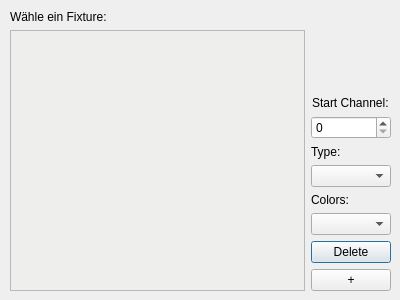
Before: the Qt Designer form src/ui/fixturechoosingdialog.ui in Lenium37/SigLight, drawn with Qt 5.
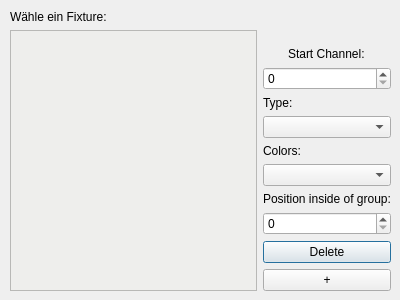
After: the same form once the commit is applied.

Commit message: added new group types

Patch:
```diff
--- a/src/ui/fixturechoosingdialog.ui
+++ b/src/ui/fixturechoosingdialog.ui
@@ -126,6 +126,31 @@
       </item>
       <item>
        <widget class="QComboBox" name="cB_colors"/>
+      </item>      
+      <item alignment="Qt::AlignBottom">
+       <widget class="QLabel" name="l_start_channel">
+        <property name="sizePolicy">
+         <sizepolicy hsizetype="Preferred" vsizetype="Preferred">
+          <horstretch>0</horstretch>
+          <verstretch>0</verstretch>
+         </sizepolicy>
+        </property>
+        <property name="layoutDirection">
+         <enum>Qt::LeftToRight</enum>
+        </property>
+        <property name="autoFillBackground">
+         <bool>false</bool>
+        </property>
+        <property name="styleSheet">
+         <string notr="true"/>
+        </property>
+        <property name="text">
+         <string>Position inside of group:</string>
+        </property>
+       </widget>
+      </item>
+      <item>
+       <widget class="QSpinBox" name="sB_position_inside_group"/>
       </item>
       <item>
        <widget class="QPushButton" name="pB_delete_fixture">
```
The commit also changes 6 other files.
